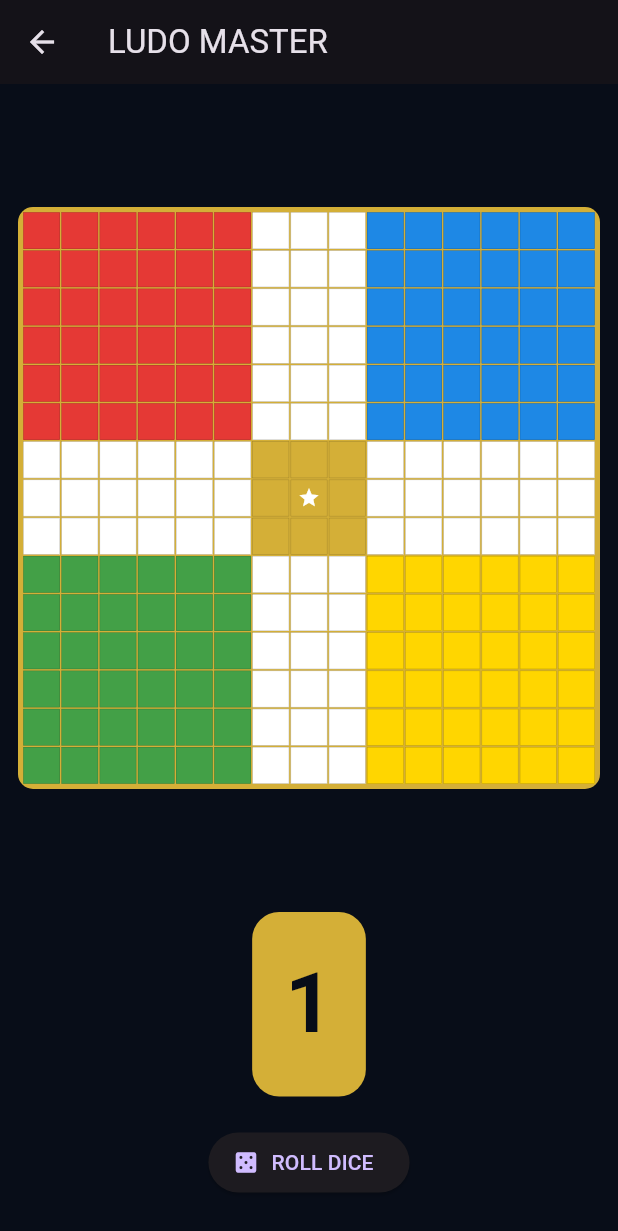
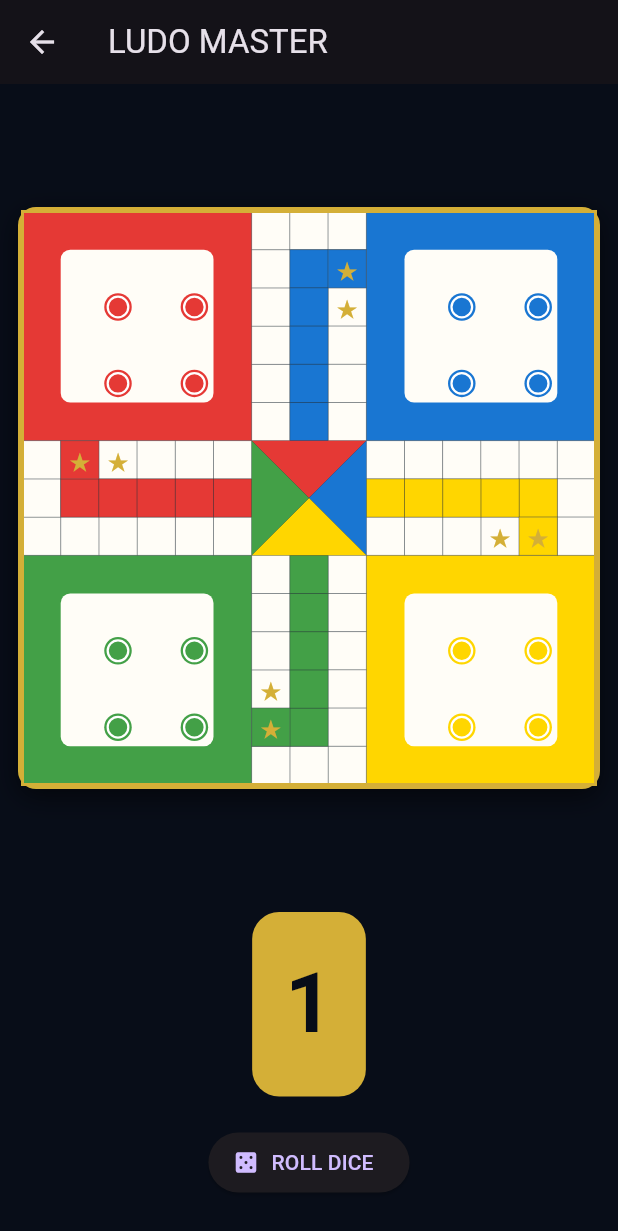
Before and after one commit to fa5356461-pixel/Ludo_master, a Flutter app: the screen it shows after launch, after a tap on "PLAY GAME", on a phone screen of 412 x 824 dp. Shown: the top 1231 px of the screen. Run offline on Flutter 3.47's test engine with Material 3 defaults, Android fonts, the phone set to English and light mode, and no system bars.

Commit message:
Update ludo_board.dart

```diff
--- a/lib/ludo_board.dart
+++ b/lib/ludo_board.dart
@@ -4,72 +4,256 @@ import 'package:flutter/material.dart';
 class LudoBoard extends StatelessWidget {
   const LudoBoard({super.key});
 
-  static const red = Color(0xFFE53935);
-  static const blue = Color(0xFF1E88E5);
-  static const green = Color(0xFF43A047);
-  static const yellow = Color(0xFFFFD600);
-  static const gold = Color(0xFFD4AF37);
-  static const dark = Color(0xFF182235);
-
-  Color cellColor(int r, int c) {
-    if (r >= 6 && r <= 8 &&
-        c >= 6 && c <= 8) {
-      return gold;
-    }
-
-    if (r < 6 && c < 6) return red;
-    if (r < 6 && c > 8) return blue;
-    if (r > 8 && c < 6) return green;
-    if (r > 8 && c > 8) return yellow;
-
-    if (r >= 6 && r <= 8) return Colors.white;
-    if (c >= 6 && c <= 8) return Colors.white;
-
-    return dark;
-  }
-
   @override
   Widget build(BuildContext context) {
     return AspectRatio(
       aspectRatio: 1,
       child: Container(
+        decoration: BoxDecoration(
+          color: const Color(0xFFD4AF37),
+          borderRadius: BorderRadius.circular(12),
+          boxShadow: const [
+            BoxShadow(
+              color: Colors.black54,
+              blurRadius: 14,
+              offset: Offset(0, 5),
+            ),
+          ],
+        ),
         padding: const EdgeInsets.all(3),
-        decoration: BoxDecoration(
-          color: gold,
-          borderRadius: BorderRadius.circular(10),
-        ),
-        child: GridView.builder(
-          physics: const NeverScrollableScrollPhysics(),
-          itemCount: 225,
-          gridDelegate:
-              const SliverGridDelegateWithFixedCrossAxisCount(
-            crossAxisCount: 15,
-          ),
-          itemBuilder: (context, index) {
-            final r = index ~/ 15;
-            final c = index % 15;
-            final color = cellColor(r, c);
-
-            return Container(
-              margin: const EdgeInsets.all(0.5),
-              decoration: BoxDecoration(
-                color: color,
-                border: Border.all(
-                  color: Colors.black26,
-                  width: 0.3,
-                ),
-              ),
-              child: r == 7 && c == 7
-                  ? const Icon(
-                      Icons.star,
-                      color: Colors.white,
-                      size: 15,
-                    )
-                  : null,
-            );
-          },
+        child: CustomPaint(
+          painter: _LudoBoardPainter(),
+          child: const SizedBox.expand(),
         ),
       ),
     );
   }
 }
+
+class _LudoBoardPainter extends CustomPainter {
+  static const int size = 15;
+
+  final Color red = const Color(0xFFE53935);
+  final Color blue = const Color(0xFF1976D2);
+  final Color green = const Color(0xFF43A047);
+  final Color yellow = const Color(0xFFFFD600);
+  final Color track = const Color(0xFFFFFDF7);
+  final Color line = const Color(0xFF263238);
+
+  void drawCell(
+    Canvas canvas,
+    double cell,
+    int row,
+    int col,
+    Color color,
+  ) {
+    final rect = Rect.fromLTWH(
+      col * cell,
+      row * cell,
+      cell,
+      cell,
+    );
+
+    canvas.drawRect(
+      rect,
+      Paint()..color = color,
+    );
+
+    canvas.drawRect(
+      rect,
+      Paint()
+        ..color = line.withOpacity(0.35)
+        ..style = PaintingStyle.stroke
+        ..strokeWidth = 0.6,
+    );
+  }
+
+  void drawHome(
+    Canvas canvas,
+    double cell,
+    int row,
+    int col,
+    Color color,
+  ) {
+    final outer = Rect.fromLTWH(
+      col * cell,
+      row * cell,
+      6 * cell,
+      6 * cell,
+    );
+
+    canvas.drawRect(outer, Paint()..color = color);
+
+    final inner = Rect.fromLTWH(
+      (col + 1) * cell,
+      (row + 1) * cell,
+      4 * cell,
+      4 * cell,
+    );
+
+    canvas.drawRRect(
+      RRect.fromRectAndRadius(
+        inner,
+        Radius.circular(cell * 0.25),
+      ),
+      Paint()..color = const Color(0xFFFFFDF7),
+    );
+
+    final positions = [
+      Offset(col + 2, row + 2),
+      Offset(col + 4, row + 2),
+      Offset(col + 2, row + 4),
+      Offset(col + 4, row + 4),
+    ];
+
+    for (final position in positions) {
+      final center = Offset(
+        (position.dx + 0.5) * cell,
+        (position.dy + 0.5) * cell,
+      );
+
+      canvas.drawCircle(
+        center,
+        cell * 0.36,
+        Paint()..color = color,
+      );
+
+      canvas.drawCircle(
+        center,
+        cell * 0.27,
+        Paint()
+          ..color = Colors.white
+          ..style = PaintingStyle.stroke
+          ..strokeWidth = 1.5,
+      );
+
+      canvas.drawCircle(
+        center,
+        cell * 0.12,
+        Paint()..color = color,
+      );
+    }
+  }
+
+  void drawCenter(Canvas canvas, double cell) {
+    final center = Offset(7.5 * cell, 7.5 * cell);
+
+    final triangles = [
+      [Offset(6 * cell, 6 * cell), Offset(9 * cell, 6 * cell), center, red],
+      [Offset(9 * cell, 6 * cell), Offset(9 * cell, 9 * cell), center, blue],
+      [Offset(9 * cell, 9 * cell), Offset(6 * cell, 9 * cell), center, yellow],
+      [Offset(6 * cell, 9 * cell), Offset(6 * cell, 6 * cell), center, green],
+    ];
+
+    for (final item in triangles) {
+      final path = Path()
+        ..moveTo((item[0] as Offset).dx, (item[0] as Offset).dy)
+        ..lineTo((item[1] as Offset).dx, (item[1] as Offset).dy)
+        ..lineTo((item[2] as Offset).dx, (item[2] as Offset).dy)
+        ..close();
+
+      canvas.drawPath(
+        path,
+        Paint()..color = item[3] as Color,
+      );
+    }
+  }
+
+  @override
+  void paint(Canvas canvas, Size size) {
+    final cell = size.width / 15;
+
+    canvas.drawRect(
+      Offset.zero & size,
+      Paint()..color = const Color(0xFF182235),
+    );
+
+    // Four player home areas.
+    drawHome(canvas, cell, 0, 0, red);
+    drawHome(canvas, cell, 0, 9, blue);
+    drawHome(canvas, cell, 9, 0, green);
+    drawHome(canvas, cell, 9, 9, yellow);
+
+    // Main 52-square Ludo track.
+    final route = <List<int>>[
+      [6,1],[6,2],[6,3],[6,4],[6,5],
+      [5,6],[4,6],[3,6],[2,6],[1,6],
+      [0,6],[0,7],[0,8],
+      [1,8],[2,8],[3,8],[4,8],[5,8],
+      [6,9],[6,10],[6,11],[6,12],[6,13],[6,14],
+      [7,14],[8,14],
+      [8,13],[8,12],[8,11],[8,10],[8,9],
+      [9,8],[10,8],[11,8],[12,8],[13,8],[14,8],
+      [14,7],[14,6],
+      [13,6],[12,6],[11,6],[10,6],[9,6],
+      [8,5],[8,4],[8,3],[8,2],[8,1],[8,0],
+      [7,0],[6,0],
+    ];
+
+    for (final point in route) {
+      drawCell(canvas, cell, point[0], point[1], track);
+    }
+
+    // Four coloured home lanes.
+    for (int i = 1; i <= 5; i++) {
+      drawCell(canvas, cell, 7, i, red);
+      drawCell(canvas, cell, i, 7, blue);
+      drawCell(canvas, cell, 7, 14 - i, yellow);
+      drawCell(canvas, cell, 14 - i, 7, green);
+    }
+
+    // Starting squares.
+    drawCell(canvas, cell, 6, 1, red);
+    drawCell(canvas, cell, 1, 8, blue);
+    drawCell(canvas, cell, 8, 13, yellow);
+    drawCell(canvas, cell, 13, 6, green);
+
+    // Safe squares.
+    final safePoints = [
+      [6,2], [2,8], [8,12], [12,6],
+      [6,1], [1,8], [8,13], [13,6],
+    ];
+
+    for (final point in safePoints) {
+      final center = Offset(
+        (point[1] + 0.5) * cell,
+        (point[0] + 0.5) * cell,
+      );
+
+      final text = TextPainter(
+        text: TextSpan(
+          text: '★',
+          style: TextStyle(
+            fontSize: cell * 0.65,
+            color: const Color(0xFFD4AF37),
+          ),
+        ),
+        textDirection: TextDirection.ltr,
+      )..layout();
+
+      text.paint(
+        canvas,
+        Offset(
+          center.dx - text.width / 2,
+          center.dy - text.height / 2,
+        ),
+      );
+    }
+
+    // Four-colour finishing centre.
+    drawCenter(canvas, cell);
+
+    canvas.drawRect(
+      Offset.zero & size,
+      Paint()
+        ..color = const Color(0xFFD4AF37)
+        ..style = PaintingStyle.stroke
+        ..strokeWidth = 2,
+    );
+  }
+
+  @override
+  bool shouldRepaint(covariant _LudoBoardPainter oldDelegate) {
+    return false;
+  }
+}
```
